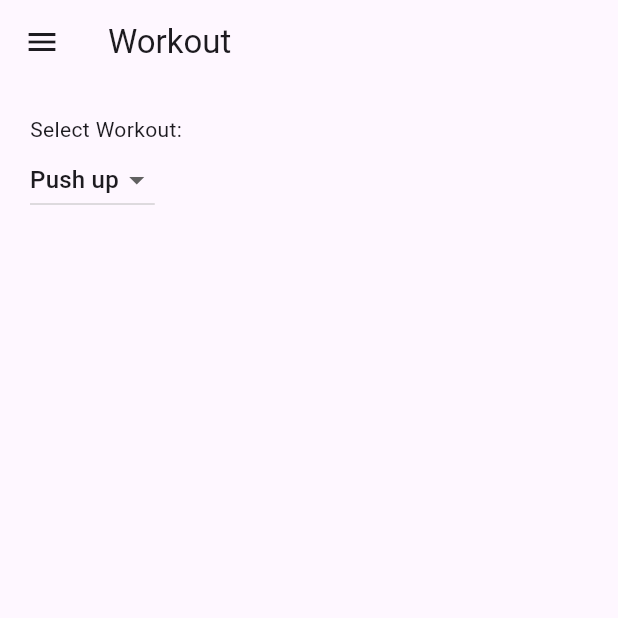
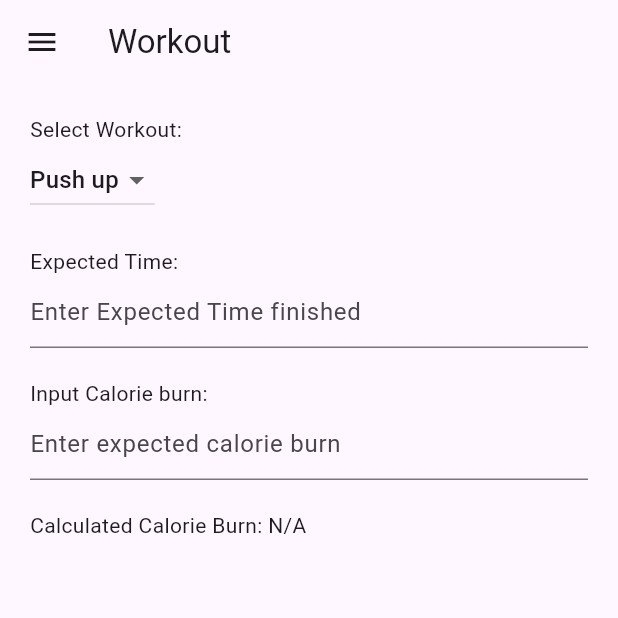
Before and after one commit to bananaNuggets75/personal-trainer-app, a Flutter app: the WorkoutPage screen opened by its route, on a phone screen of 412 x 824 dp, the top half of it. Run offline on Flutter 3.47's test engine with Material 3 defaults, Android fonts, the phone set to English and light mode, and no system bars.

Commit message:
time and calorie burn for workout

```diff
--- a/personalTrainerApp/personal_trainer_app/lib/workout_page.dart
+++ b/personalTrainerApp/personal_trainer_app/lib/workout_page.dart
@@ -7,6 +7,15 @@
 
 class _WorkoutPageState extends State<WorkoutPage> {
   String selectedWorkout = 'Push up';
+  double? expectedTime;
+  double? calorieBurn;
+
+  // Hypothetical calorie burn rates per minute for each workout
+  Map<String, double> calorieBurnRates = {
+    'Push up': 8.0,
+    'Squat': 6.0,
+    'Pull up': 10.0,
+  };
 
   @override
   Widget build(BuildContext context) {
@@ -26,8 +35,9 @@
       ),
       body: Padding(
         padding: const EdgeInsets.all(20.0),
-          child:
-              Column(crossAxisAlignment: CrossAxisAlignment.start, children: [
+        child: Column(
+          crossAxisAlignment: CrossAxisAlignment.start,
+          children: [
             Text('Select Workout:'),
             DropdownButton<String>(
               value: selectedWorkout,
@@ -49,7 +59,48 @@
                 }
               },
             ),
-          ]),
-        ));
+            SizedBox(height: 20),
+            Text('Expected Time:'),
+            TextFormField(
+              keyboardType: TextInputType.number,
+              decoration: InputDecoration(
+                hintText: 'Enter Expected Time finished',
+              ),
+              onChanged: (value) {
+                setState(() {
+                  expectedTime = double.tryParse(value);
+                  // Recalculate calorie burn when expected time changes
+                  if (expectedTime != null) {
+                    calculateCalorieBurn();
+                  }
+                });
+              },
+            ),
+            SizedBox(height: 20),
+            Text('Input Calorie burn:'),
+            TextFormField(
+              decoration: InputDecoration(
+                hintText: 'Enter expected calorie burn',
+              ),
+              onChanged: (value) {
+                setState(() {
+                  calorieBurn = double.tryParse(value);
+                });
+              },
+            ),
+            SizedBox(height: 20),
+            Text('Calculated Calorie Burn: ${calorieBurn ?? "N/A"}'),
+          ],
+        ),
+      ),
+    );
+  }
+
+  void calculateCalorieBurn() {
+    if (expectedTime != null && calorieBurnRates.containsKey(selectedWorkout)) {
+      setState(() {
+        calorieBurn = expectedTime! * calorieBurnRates[selectedWorkout]!;
+      });
     }
   }
+}
```
Lines whose indentation alone changed are shown as unchanged.
